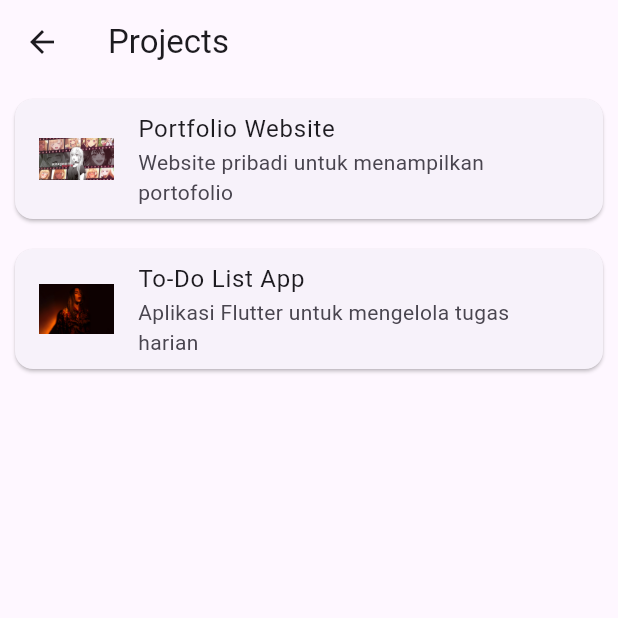
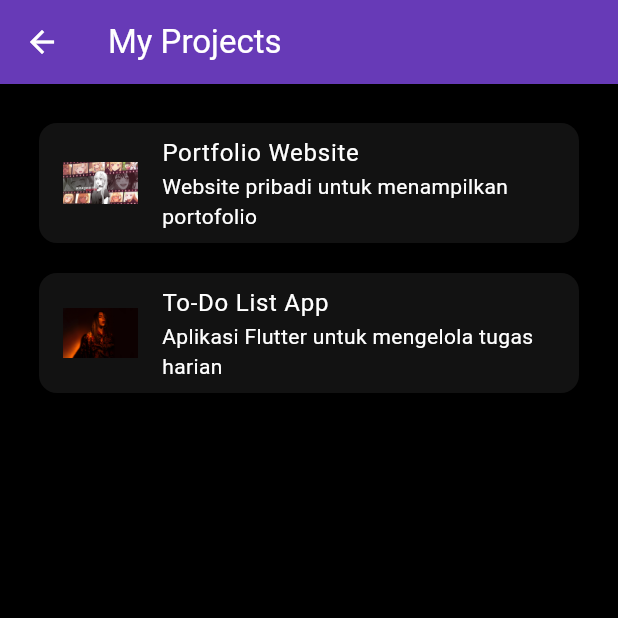
Before and after one commit to Kaisar991/kaisar_zone, a Flutter app: the screen it shows after launch, after a tap on "View Projects", on a phone screen of 412 x 824 dp, the top half of it. Run offline on Flutter 3.47's test engine with Material 3 defaults, Android fonts, the phone set to English and light mode, and no system bars.

Commit message:
update terbaru

```diff
--- a/lib/main.dart
+++ b/lib/main.dart
@@ -1,18 +1,25 @@
 import 'package:flutter/material.dart';
 import 'screens/home_screen.dart';
+
 void main() {
-  runApp(MyApp());
+  runApp(const MyApp());
 }
+
 class MyApp extends StatelessWidget {
+  const MyApp({super.key});
+
   @override
   Widget build(BuildContext context) {
     return MaterialApp(
       debugShowCheckedModeBanner: false,
       title: 'Portfolio App',
-      theme: ThemeData(
-        primarySwatch: Colors.blue,
+      theme: ThemeData.dark().copyWith(
+        scaffoldBackgroundColor: Colors.black,
+        colorScheme: const ColorScheme.dark(
+          primary: Colors.deepPurple,
+        ),
       ),
-      home: HomeScreen(),
+      home:  HomeScreen(),
     );
   }
 }
--- a/lib/screens/home_screen.dart
+++ b/lib/screens/home_screen.dart
@@ -1,103 +1,124 @@
+import 'dart:ui';
 import 'package:flutter/material.dart';
 import '../widgets/profile_card.dart';
-import '../screens/project_screen.dart';
-import 'package:url_launcher/url_launcher.dart';
+import 'project_screen.dart';
 
 class HomeScreen extends StatelessWidget {
-  void _launchURL(String url) async {
-    Uri uri = Uri.parse(url);
-    if (await canLaunchUrl(uri)) {
-      await launchUrl(uri);
-    } else {
-      throw 'Could not launch $url';
-    }
-  }
+  HomeScreen({super.key});
 
-  void _showSocialMediaDialog(BuildContext context) {
-    showDialog(
-      context: context,
-      builder: (_) => AlertDialog(
-        backgroundColor: Colors.white,
-        title: Text("Temukan Saya di"),
-        content: Row(
-          mainAxisAlignment: MainAxisAlignment.spaceEvenly,
-          children: [
-            IconButton(
-              icon: Icon(Icons.camera_alt, color: Colors.purple),
-              onPressed: () => _launchURL('https://instagram.com/your_username'),
-              tooltip: 'Instagram',
+  @override
+  Widget build(BuildContext context) {
+    return Scaffold(
+      appBar: AppBar(
+        backgroundColor: Colors.transparent,
+        elevation: 3,
+        centerTitle: true,
+        title: const Text(
+          'Kaisar Zone',
+          style: TextStyle(
+            fontSize: 22,
+            fontWeight: FontWeight.bold,
+            color: Colors.white,
+          ),
+        ),
+        leading: PopupMenuButton<String>(
+          icon: const Icon(Icons.menu, color: Colors.white),
+          onSelected: (value) {},
+          itemBuilder: (BuildContext context) => [
+            const PopupMenuItem(
+              value: 'Instagram',
+              child: ListTile(
+                leading: Icon(Icons.camera_alt, color: Colors.purple),
+                title: Text('Instagram'),
+              ),
             ),
-            IconButton(
-              icon: Icon(Icons.work, color: Colors.purple),
-              onPressed: () => _launchURL('https://linkedin.com/in/your_username'),
-              tooltip: 'LinkedIn',
+            const PopupMenuItem(
+              value: 'GitHub',
+              child: ListTile(
+                leading: Icon(Icons.code, color: Colors.grey),
+                title: Text('GitHub'),
+              ),
             ),
-            IconButton(
-              icon: Icon(Icons.code, color: Colors.purple),
-              onPressed: () => _launchURL('https://github.com/your_username'),
-              tooltip: 'GitHub',
+            const PopupMenuItem(
+              value: 'LinkedIn',
+              child: ListTile(
+                leading: Icon(Icons.business_center, color: Colors.blue),
+                title: Text('LinkedIn'),
+              ),
             ),
           ],
         ),
-        actions: [
-          TextButton(
-            child: Text("Tutup"),
-            onPressed: () => Navigator.of(context).pop(),
+      ),
+
+      extendBodyBehindAppBar: true,
+
+      body: Stack(
+        children: [
+          // Background Image
+          Container(
+            decoration: const BoxDecoration(
+              image: DecorationImage(
+                image: AssetImage('assets/background.jpg'),
+                fit: BoxFit.cover,
+              ),
+            ),
+          ),
+
+          // Blur effect
+          BackdropFilter(
+            filter: ImageFilter.blur(sigmaX: 5.0, sigmaY: 5.0),
+            child: Container(
+              color: Colors.black.withOpacity(0), // transparan tapi tetap bisa blur
+            ),
+          ),
+
+          // Gradient Overlay
+          Container(
+            decoration: BoxDecoration(
+              gradient: LinearGradient(
+                colors: [
+                  Colors.deepPurple.withOpacity(0.6),
+                  Colors.pink.withOpacity(0.6),
+                ],
+                begin: Alignment.topLeft,
+                end: Alignment.bottomRight,
+              ),
+            ),
+          ),
+
+          // Main Content
+          SingleChildScrollView(
+            child: Padding(
+              padding: const EdgeInsets.symmetric(horizontal: 16.0, vertical: 120.0),
+              child: Center(
+                child: Column(
+                  mainAxisSize: MainAxisSize.min,
+                  children: [
+                    ProfileCard(),
+                    const SizedBox(height: 40),
+                    ElevatedButton(
+                      style: ElevatedButton.styleFrom(
+                        backgroundColor: Colors.black87,
+                        padding: const EdgeInsets.symmetric(horizontal: 24, vertical: 12),
+                      ),
+                      onPressed: () {
+                        Navigator.push(
+                          context,
+                          MaterialPageRoute(builder: (context) => ProjectScreen()),
+                        );
+                      },
+                      child: const Text(
+                        'View Projects',
+                        style: TextStyle(fontSize: 18, color: Colors.white),
+                      ),
+                    ),
+                  ],
+                ),
+              ),
+            ),
           ),
         ],
       ),
     );
   }
-
-  @override
-  Widget build(BuildContext context) {
-    return Scaffold(
-      appBar: AppBar(
-        title: Text("My Portfolio"),
-        backgroundColor: Colors.purple,
-        actions: [
-          IconButton(
-            icon: Icon(Icons.more_vert), // Ikon garis tiga ke bawah
-            tooltip: 'Media Sosial',
-            onPressed: () => _showSocialMediaDialog(context),
-          ),
-        ],
-      ),
-      body: Container(
-        width: double.infinity,
-        height: double.infinity,
-        decoration: BoxDecoration(
-          gradient: LinearGradient(
-            colors: [Colors.purple.shade400, Colors.pink.shade200],
-            begin: Alignment.topCenter,
-            end: Alignment.bottomCenter,
-          ),
-        ),
-        child: Center(
-          child: Column(
-            mainAxisSize: MainAxisSize.min,
-            children: [
-              Container(
-                width: 300,
-                child: ProfileCard(),
-              ),
-              SizedBox(height: 20),
-              ElevatedButton(
-                style: ElevatedButton.styleFrom(
-                  backgroundColor: Colors.purple.shade700,
-                ),
-                child: Text("View Projects"),
-                onPressed: () {
-                  Navigator.push(
-                    context,
-                    MaterialPageRoute(builder: (context) => ProjectsScreen()),
-                  );
-                },
-              ),
-            ],
-          ),
-        ),
-      ),
-    );
-  }
 }
--- a/lib/screens/project_screen.dart
+++ b/lib/screens/project_screen.dart
@@ -1,16 +1,36 @@
 import 'package:flutter/material.dart';
 import '../models/project.dart';
 import '../widgets/project_item.dart';
-class ProjectsScreen extends StatelessWidget {
+
+final List<Project> projects = [
+  Project(
+    title: "Portfolio Website",
+    description: "Website pribadi untuk menampilkan portofolio",
+    imageUrl: "assets/portfolio.jpg",
+  ),
+  Project(
+    title: "To-Do List App",
+    description: "Aplikasi Flutter untuk mengelola tugas harian",
+    imageUrl: "assets/todo.png",
+  ),
+];
+
+class ProjectScreen extends StatelessWidget {
+  const ProjectScreen({super.key});
+
   @override
   Widget build(BuildContext context) {
     return Scaffold(
-      appBar: AppBar(title: Text("Projects")),
-      body: ListView.builder(
-        itemCount: projects.length,
-        itemBuilder: (context, index) {
-          return ProjectItem(project: projects[index]);
-        },
+      backgroundColor: Colors.black,
+      appBar: AppBar(
+        title: const Text("My Projects"),
+        backgroundColor: Colors.deepPurple,
+      ),
+      body: Padding(
+        padding: const EdgeInsets.all(16.0),
+        child: ListView(
+          children: projects.map((p) => ProjectItem(project: p)).toList(),
+        ),
       ),
     );
   }
--- a/lib/widgets/profile_card.dart
+++ b/lib/widgets/profile_card.dart
@@ -9,8 +9,8 @@ class ProfileCard extends StatelessWidget {
         child: Column(
           children: [
             CircleAvatar(
-                radius: 50,
-                backgroundImage: AssetImage("assets/profile.jpg"),
+              radius: 50,
+              backgroundImage: AssetImage("assets/profile.jpg"),
             ),
             SizedBox(height: 10),
             Text(
--- a/pubspec.yaml
+++ b/pubspec.yaml
@@ -64,6 +64,7 @@ flutter:
     - assets/profile.jpg
     - assets/portfolio.jpg
     - assets/todo.png
+    - assets/background.jpg
 
 
 
```
Also changed, not shown: lib/screens/about_screen.dart (+155 -0 lines), assets/background.jpg (added), lib/models/project.dart (line endings or trailing spaces), lib/widgets/project_item.dart (line endings or trailing spaces).
